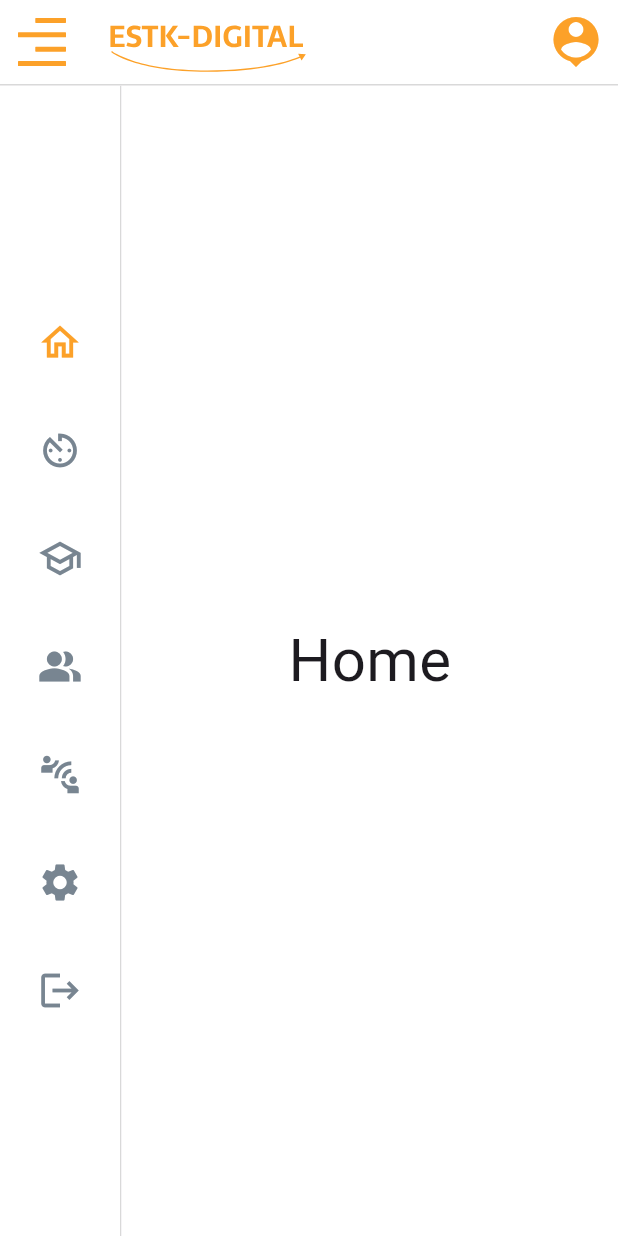
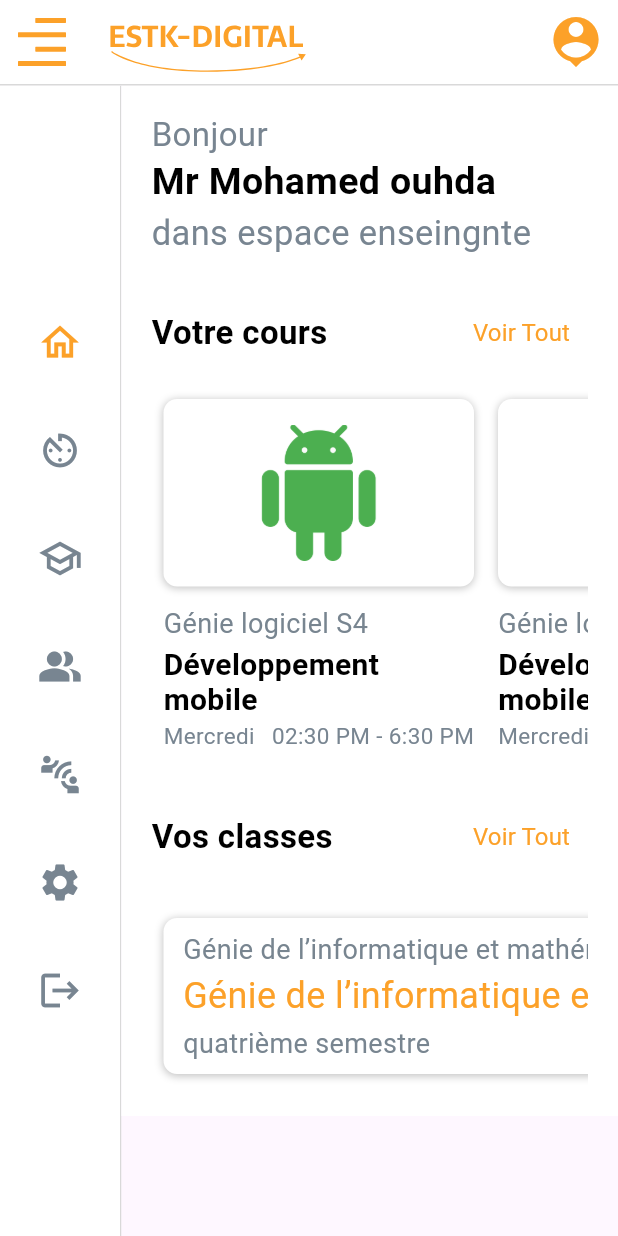
Before and after one commit to SalimZ04/estk_pfe, a Flutter app: the screen it shows after launch, on a phone screen of 412 x 824 dp. Run offline on Flutter 3.47's test engine with Material 3 defaults, Android fonts, the phone set to English and light mode, and no system bars; our stand-ins replace animate_do, firebase_auth, firebase_core, flutter_svg, fluttertoast, sqflite; accounts and stored records are empty; Roboto replaces fonts that are missing (Sarala).

Commit message:
i create page home

```diff
--- a/lib/pages/prof_page.dart
+++ b/lib/pages/prof_page.dart
@@ -1,6 +1,7 @@
 import 'package:estk_pfe/constant.dart';
 import 'package:estk_pfe/widget/complexe_drawer_version_deux.dart';
 import 'package:estk_pfe/widget/cours_widget%20copy.dart';
+import 'package:estk_pfe/widget/home_page.dart';
 import 'package:flutter/material.dart';
 import 'package:flutter_svg/flutter_svg.dart';
 
@@ -23,14 +24,7 @@ class ProfPage extends StatefulWidget {
 
 class _ProfPageState extends State<ProfPage> {
   final List<Widget> _screens = [
-    Container(
-      color: Colors.white,
-      alignment: Alignment.center,
-      child:const Text(
-        'Home',
-        style: TextStyle(fontSize: 40),
-      ),
-    ),
+    const HomePage(),
     const CoursWidgetv2(),
     Container(
       color: Colors.blue.shade100,
--- /dev/null
+++ b/lib/widget/home_page.dart
@@ -0,0 +1,351 @@
+import 'package:estk_pfe/constant.dart';
+import 'package:estk_pfe/widget/cours_widget%20copy.dart';
+import 'package:flutter/material.dart';
+
+
+class HomePage extends StatefulWidget {
+  const HomePage({Key? key}) : super(key: key);
+
+  @override
+  State<HomePage> createState() => _MyWidgetState();
+}
+
+class _MyWidgetState extends State<HomePage> {
+  @override
+  Widget build(BuildContext context) {
+    return Scaffold(
+      body: SingleChildScrollView(
+        child: Container(
+          color: Colors.white,
+          padding: const EdgeInsets.all(20.0),
+          alignment: Alignment.center,
+          child: Column(
+            crossAxisAlignment: CrossAxisAlignment.start,
+            mainAxisAlignment: MainAxisAlignment.spaceBetween,
+            children: [
+              SizedBox(
+                width: double.infinity,
+                child: Column(
+                  mainAxisSize: MainAxisSize.min,
+                  mainAxisAlignment: MainAxisAlignment.spaceBetween,
+                  crossAxisAlignment: CrossAxisAlignment.start,
+                  children: [
+                    Text(
+                      'Bonjour',
+                      style: TextStyle(
+                        color: secondcolor,
+                        fontSize: 22,
+                        fontFamily: 'Sarala',
+                        fontWeight: FontWeight.w400,
+                        height: 0,
+                      ),
+                    ),
+                    Text(
+                      'Mr Mohamed ouhda',
+                      style: TextStyle(
+                        color: Colors.black,
+                        fontSize: 25,
+                        fontFamily: 'Sarala',
+                        fontWeight: FontWeight.w700,
+                      ),
+                    ),
+                    Text(
+                      'dans espace enseingnte',
+                      style: TextStyle(
+                        color: secondcolor,
+                        fontSize: 23,
+                        fontFamily: 'Sarala',
+                        fontWeight: FontWeight.w400,
+                      ),
+                    ),
+                  ],
+                ),
+              ),
+              const SizedBox(height: 26),
+              SizedBox(
+                width: double.infinity,
+                child: Column(
+                  mainAxisSize: MainAxisSize.min,
+                  mainAxisAlignment: MainAxisAlignment.center,
+                  crossAxisAlignment: CrossAxisAlignment.center,
+                  children: [
+                    Row(
+                      mainAxisAlignment: MainAxisAlignment.spaceBetween,
+                      children: [
+                        Text(
+                          'Votre cours',
+                          textAlign: TextAlign.center,
+                          style: TextStyle(
+                            color: Colors.black,
+                            fontSize: 22,
+                            fontFamily: 'Sarala',
+                            fontWeight: FontWeight.w700,
+                          ),
+                        ),
+                        TextButton(
+                          onPressed: () {
+                              Navigator.push(
+                              context,
+                              MaterialPageRoute(
+                                  builder: (context) =>const CoursWidgetv2()
+                                  ),
+                            );
+                          },
+                          child: Text(
+                            "Voir Tout",
+                            style: TextStyle(
+                              color: firstcolor,
+                              fontSize: 16,
+                              fontFamily: 'Sarala',
+                              fontWeight: FontWeight.w400,
+                            ),
+                          ),
+                        ),
+                      ],
+                    ),
+                    const SizedBox(height: 12),
+                    SizedBox(
+                      width: double.infinity,
+                      height: 250,
+                      child: ListView.builder(
+                        shrinkWrap: true,
+                        scrollDirection: Axis.horizontal,
+                        itemCount: 5,
+                        itemBuilder: (_, index) {
+                          return Padding(
+                            padding: const EdgeInsets.all(8),
+                            child: SizedBox(
+                              width: 207,
+                              height: 250,
+                              child: Column(
+                                mainAxisSize: MainAxisSize.min,
+                                mainAxisAlignment:
+                                    MainAxisAlignment.spaceBetween,
+                                crossAxisAlignment: CrossAxisAlignment.start,
+                                children: [
+                                  Container(
+                                    width: double.infinity,
+                                    height: 250 / 2,
+                                    padding: const EdgeInsets.symmetric(
+                                        horizontal: 39, vertical: 17),
+                                    clipBehavior: Clip.antiAlias,
+                                    decoration: ShapeDecoration(
+                                      color: Colors.white,
+                                      shape: RoundedRectangleBorder(
+                                          borderRadius:
+                                              BorderRadius.circular(9)),
+                                      shadows: [
+                                        BoxShadow(
+                                          color: Color(0x3F000000),
+                                          blurRadius: 4,
+                                          offset: Offset(0, 1),
+                                          spreadRadius: 0,
+                                        )
+                                      ],
+                                    ),
+                                    child: Center(
+                                      child: Container(
+                                        decoration: BoxDecoration(
+                                          image: DecorationImage(
+                                            image: AssetImage(
+                                              "assets/images/android.png",
+                                            ),
+
+                                          ),
+                                        ),
+                                      ),
+                                    ),
+                                  ),
+                                  Column(
+                                    mainAxisSize: MainAxisSize.min,
+                                    mainAxisAlignment:
+                                        MainAxisAlignment.spaceEvenly,
+                                    crossAxisAlignment:
+                                        CrossAxisAlignment.start,
+                                    children: [
+                                      Text(
+                                        'Génie logiciel S4',
+                                        textAlign: TextAlign.start,
+                                        style: TextStyle(
+                                          color: Color(0xFF788590),
+                                          fontSize: 18,
+                                          fontFamily: 'Sarala',
+                                          fontWeight: FontWeight.w400,
+                                          height: 0,
+                                        ),
+                                      ),
+                                      const SizedBox(height: 5),
+                                      Text(
+                                        'Développement mobile',
+                                        textAlign: TextAlign.start,
+                                        style: TextStyle(
+                                          color: Colors.black,
+                                          fontSize: 20,
+                                          fontFamily: 'Sarala',
+                                          fontWeight: FontWeight.w700,
+                                          height: 0,
+                                        ),
+                                      ),
+                                      const SizedBox(height: 5),
+                                      SizedBox(
+                                        width: double.infinity,
+                                        child: Row(
+                                          mainAxisAlignment:
+                                              MainAxisAlignment.spaceBetween,
+                                          crossAxisAlignment:
+                                              CrossAxisAlignment.start,
+                                          children: [
+                                            Text(
+                                              'Mercredi ',
+                                              textAlign: TextAlign.start,
+                                              style: TextStyle(
+                                                color: secondcolor,
+                                                fontSize: 15,
+                                                fontFamily: 'Sarala',
+                                                fontWeight: FontWeight.w400,
+                                                height: 0,
+                                              ),
+                                            ),
+                                            Text(
+                                              '02:30 PM - 6:30 PM',
+                                              textAlign: TextAlign.start,
+                                              style: TextStyle(
+                                                color: secondcolor,
+                                                fontSize: 15,
+                                                fontFamily: 'Sarala',
+                                                fontWeight: FontWeight.w400,
+                                                height: 0,
+                                              ),
+                                            ),
+                                          ],
+                                        ),
+                                      ),
+                                    ],
+                                  )
+                                ],
+                              ),
+                            ),
+                          );
+                        },
+                      ),
+                    )
+                  ],
+                ),
+              ),
+              const SizedBox(height: 26),
+              SizedBox(
+                width: double.infinity,
+                child: Column(
+                  mainAxisSize: MainAxisSize.min,
+                  mainAxisAlignment: MainAxisAlignment.center,
+                  crossAxisAlignment: CrossAxisAlignment.center,
+                  children: [
+                    Row(
+                      mainAxisAlignment: MainAxisAlignment.spaceBetween,
+                      children: [
+                        Text(
+                          'Vos classes',
+                          textAlign: TextAlign.center,
+                          style: TextStyle(
+                            color: Colors.black,
+                            fontSize: 22,
+                            fontFamily: 'Sarala',
+                            fontWeight: FontWeight.w700,
+                          ),
+                        ),
+                        TextButton(
+                          onPressed: () {},
+                          child: Text(
+                            "Voir Tout",
+                            style: TextStyle(
+                              color: firstcolor,
+                              fontSize: 16,
+                              fontFamily: 'Sarala',
+                              fontWeight: FontWeight.w400,
+                            ),
+                          ),
+                        ),
+                      ],
+                    ),
+                    const SizedBox(height: 22),
+                    SizedBox(
+                      width: double.infinity,
+                      height: 120,
+                      child: ListView.builder(
+                          shrinkWrap: true,
+                          scrollDirection: Axis.horizontal,
+                          itemCount: 5,
+                          itemBuilder: (_, index) {
+                            return Padding(
+                              padding: const EdgeInsets.all(8),
+                              child: Container(
+                                padding: const EdgeInsets.symmetric(
+                                    horizontal: 13, vertical: 6),
+                                clipBehavior: Clip.antiAlias,
+                                decoration: ShapeDecoration(
+                                  color: Colors.white,
+                                  shape: RoundedRectangleBorder(
+                                      borderRadius: BorderRadius.circular(9)),
+                                  shadows: [
+                                    BoxShadow(
+                                      color: Color(0x3F000000),
+                                      blurRadius: 4,
+                                      offset: Offset(0, 1),
+                                      spreadRadius: 0,
+                                    )
+                                  ],
+                                ),
+                                child: Column(
+                                  mainAxisSize: MainAxisSize.min,
+                                  mainAxisAlignment:
+                                      MainAxisAlignment.spaceEvenly,
+                                  crossAxisAlignment: CrossAxisAlignment.start,
+                                  children: [
+                                    Text(
+                                      'Génie de l’informatique et mathématiques',
+                                      textAlign: TextAlign.center,
+                                      style: TextStyle(
+                                        color: Color(0xFF788590),
+                                        fontSize: 18,
+                                        fontFamily: 'Sarala',
+                                        fontWeight: FontWeight.w400,
+                                        height: 0,
+                                      ),
+                                    ),
+                                    Text(
+                                      'Génie de l’informatique et mathématiques',
+                                      textAlign: TextAlign.center,
+                                      style: TextStyle(
+                                        color: firstcolor,
+                                        fontSize: 24,
+                                        fontFamily: 'Sarala',
+                                        fontWeight: FontWeight.w400,
+                                      ),
+                                    ),
+                                    Text(
+                                      'quatrième semestre',
+                                      textAlign: TextAlign.center,
+                                      style: TextStyle(
+                                        color: Color(0xFF788590),
+                                        fontSize: 18,
+                                        fontFamily: 'Sarala',
+                                        fontWeight: FontWeight.w400,
+                                        height: 0,
+                                      ),
+                                    ),
+                                  ],
+                                ),
+                              ),
+                            );
+                          }),
+                    ),
+                  ],
+                ),
+              )
+            ],
+          ),
+        ),
+      ),
+    );
+  }
+}
--- a/pubspec.yaml
+++ b/pubspec.yaml
@@ -71,6 +71,7 @@ flutter:
     - assets/images/logo3.png
     - assets/images/logoestk_digital.svg
     - assets/images/menulogo.svg
+    - assets/images/android.png
 
   # An image asset can refer to one or more resolution-specific "variants", see
   # https://flutter.dev/assets-and-images/#resolution-aware
```
Also changed, not shown: assets/images/android.png (added), 1 other file.
